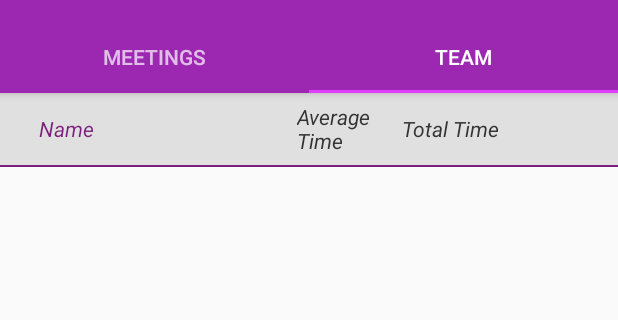
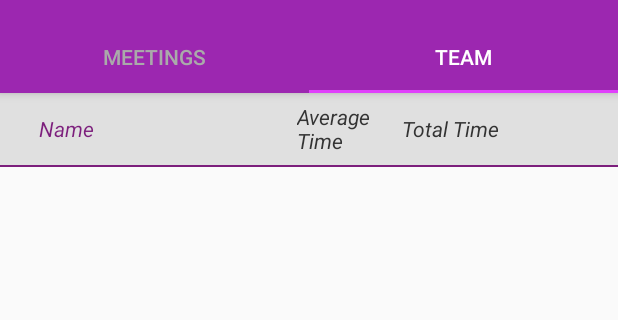
Before and after one commit to caarmen/scrumchatter, an Android app: the screen it shows after launch (MainActivity), tab 2 chosen, on a phone screen of 412 x 824 dp, the part 75-395 px from its top. Run offline under Robolectric (Android 15) with nearby library versions, the phone set to English and light mode, and no system bars; 1 statement that could not run was skipped.

Commit message:
Fix colors of tab and toolbar text

```diff
--- a/app/src/main/res/layout-land/toolbar_tabs.xml
+++ b/app/src/main/res/layout-land/toolbar_tabs.xml
@@ -17,6 +17,7 @@
   along with Scrum Chatter. If not, see <http://www.gnu.org/licenses/>.
 -->
 <android.support.design.widget.AppBarLayout xmlns:android="http://schemas.android.com/apk/res/android"
+    xmlns:app="http://schemas.android.com/apk/res-auto"
     android:layout_width="match_parent"
     android:layout_height="wrap_content"
     android:paddingTop="@dimen/appbar_padding_top"
@@ -26,12 +27,15 @@
         android:id="@+id/toolbar"
         android:layout_width="match_parent"
         android:layout_height="?attr/actionBarSize"
-        android:background="?attr/colorPrimary">
+        android:background="?attr/colorPrimary"
+        app:titleTextColor="@color/toolbar_title_color">
 
         <android.support.design.widget.TabLayout
             android:id="@+id/tabs"
             android:layout_width="match_parent"
-            android:layout_height="wrap_content" />
+            android:layout_height="wrap_content"
+            app:tabSelectedTextColor="@color/toolbar_title_color"
+            app:tabTextColor="@color/tab_text_color" />
     </android.support.v7.widget.Toolbar>
 
 </android.support.design.widget.AppBarLayout>
--- a/app/src/main/res/layout/toolbar_tabs.xml
+++ b/app/src/main/res/layout/toolbar_tabs.xml
@@ -19,10 +19,12 @@
 <android.support.design.widget.AppBarLayout xmlns:android="http://schemas.android.com/apk/res/android"
     android:layout_width="match_parent"
     android:layout_height="wrap_content"
+    xmlns:app="http://schemas.android.com/apk/res-auto"
     android:paddingTop="@dimen/appbar_padding_top"
     android:theme="@style/AppTheme.AppBarOverlay">
 
     <android.support.v7.widget.Toolbar
+        app:titleTextColor="@color/toolbar_title_color"
         android:id="@+id/toolbar"
         android:layout_width="match_parent"
         android:layout_height="?attr/actionBarSize"
@@ -30,6 +32,8 @@
 
     <android.support.design.widget.TabLayout
         android:id="@+id/tabs"
+        app:tabTextColor="@color/tab_text_color"
+        app:tabSelectedTextColor="@color/toolbar_title_color"
         android:layout_width="match_parent"
         android:layout_height="wrap_content" />
 
--- a/app/src/main/res/values/colors.xml
+++ b/app/src/main/res/values/colors.xml
@@ -30,4 +30,6 @@
     <color name="light_gray">#e0e0e0</color>
     <color name="meeting_state_in_progress">@color/scrum_chatter_primary_color</color>
     <color name="meeting_state_default">@color/abc_primary_text_material_light</color>
+    <color name="toolbar_title_color">#fff</color>
+    <color name="tab_text_color">#aaa</color>
 </resources>
```
